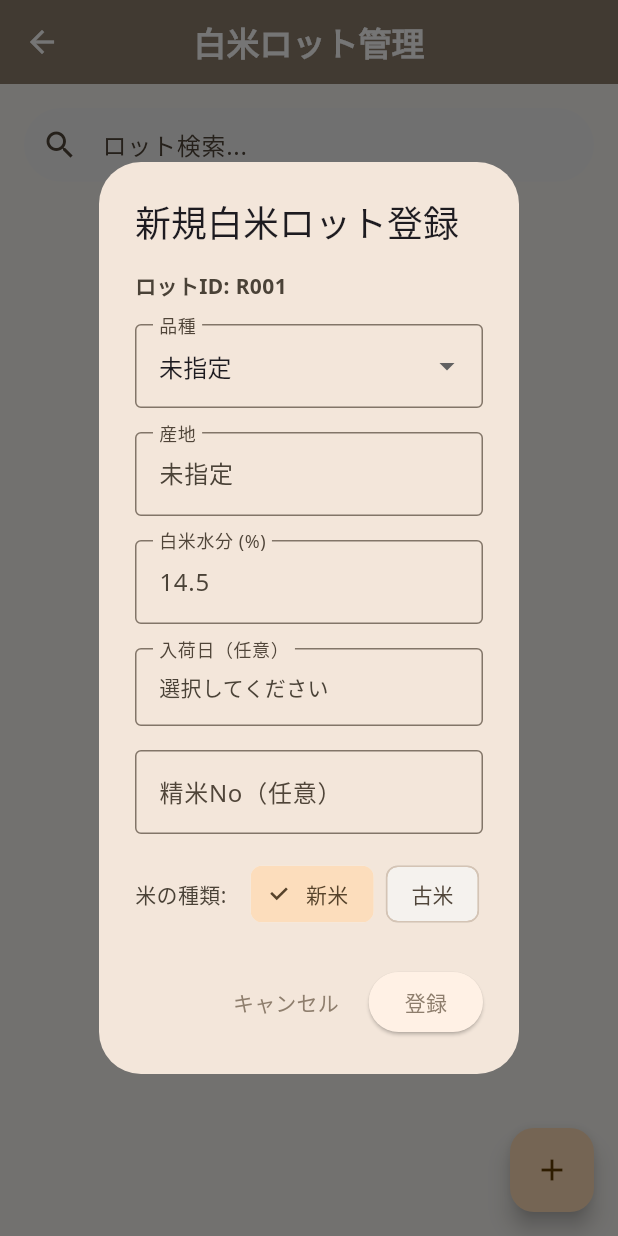
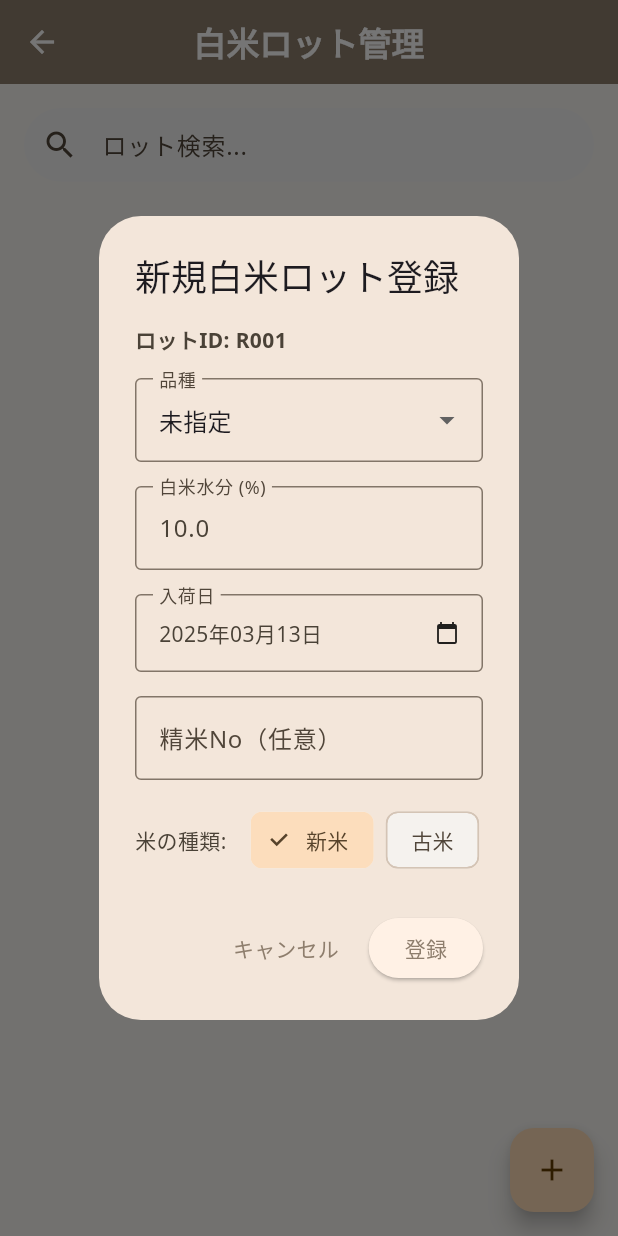
Before and after one commit to temtempughpugh/sake_brewing_app, a Flutter app: the RiceLotScreen screen opened directly, after a tap on "ロットを追加", on a phone screen of 412 x 824 dp. Run offline on Flutter 3.47's test engine with Material 3 defaults, Android fonts, the light colour scheme and no system bars; our stand-ins replace cloud_firestore, connectivity_plus, csv, file_picker, firebase_auth, firebase_core and 3 more; accounts and stored records are empty.

Commit message:
ローカルの変更を保存

```diff
--- a/lib/models/rice_data.dart
+++ b/lib/models/rice_data.dart
@@ -6,7 +6,6 @@ class RiceData {
   final String lotId;       // 自動生成のロットID
   final String riceType;    // 品種
   final String origin;      // 産地
-  final int polishingRatio; // 精米歩合（%）
   final DateTime? arrivalDate; // 入荷日（任意）
   final String? polishingNo;   // 精米ナンバー（任意）
   final double moisture;    // 白米水分（%）
@@ -18,7 +17,6 @@ class RiceData {
     required this.lotId,
     required this.riceType,
     required this.origin,
-    required this.polishingRatio,
     this.arrivalDate,
     this.polishingNo,
     required this.moisture,
@@ -32,7 +30,6 @@ class RiceData {
       'lotId': lotId,
       'riceType': riceType,
       'origin': origin,
-      'polishingRatio': polishingRatio,
       'arrivalDate': arrivalDate?.millisecondsSinceEpoch,
       'polishingNo': polishingNo,
       'moisture': moisture,
@@ -47,7 +44,6 @@ class RiceData {
       lotId: json['lotId'],
       riceType: json['riceType'],
       origin: json['origin'],
-      polishingRatio: json['polishingRatio'],
       arrivalDate: json['arrivalDate'] != null ?
         DateTime.fromMillisecondsSinceEpoch(json['arrivalDate']) : null,
       polishingNo: json['polishingNo'],
--- a/lib/screens/rice_lot_screen.dart
+++ b/lib/screens/rice_lot_screen.dart
@@ -6,7 +6,9 @@ import 'package:sake_brewing_app/models/rice_data.dart';
 import 'package:sake_brewing_app/models/rice_data_provider.dart';
 
 class RiceLotScreen extends StatefulWidget {
-  const RiceLotScreen({Key? key}) : super(key: key);
+  final String? initialRiceType;
+
+  const RiceLotScreen({Key? key, this.initialRiceType}) : super(key: key);
 
   @override
   State<RiceLotScreen> createState() => _RiceLotScreenState();
@@ -15,6 +17,17 @@ class RiceLotScreen extends StatefulWidget {
 class _RiceLotScreenState extends State<RiceLotScreen> {
   String _searchQuery = '';
 
+  @override
+  void initState() {
+    super.initState();
+
+    // 洗米画面から品種が指定されている場合、自動的にロット追加ダイアログを表示
+    WidgetsBinding.instance.addPostFrameCallback((_) {
+      if (widget.initialRiceType != null) {
+        _showAddLotDialog(context, preSelectedRiceType: widget.initialRiceType);
+      }
+    });
+  }
   @override
   Widget build(BuildContext context) {
     final provider = Provider.of<RiceDataProvider>(context);
@@ -182,7 +195,6 @@ class _RiceLotScreenState extends State<RiceLotScreen> {
                       crossAxisAlignment: CrossAxisAlignment.start,
                       children: [
                         // 精米歩合はそのまま表示します（モデルに必要なため）
-                        Text('精米歩合: ${lot.polishingRatio}%'),
                         const SizedBox(height: 4),
                         Text('白米水分: ${lot.moisture.toStringAsFixed(1)}%'),
                       ],
@@ -226,8 +238,6 @@ class _RiceLotScreenState extends State<RiceLotScreen> {
   final provider = Provider.of<RiceDataProvider>(context, listen: false);
 
   String riceType = lot.riceType;
-    String origin = lot.origin;
-    int polishingRatio = lot.polishingRatio; // 削除せず、表示しないだけ
   DateTime? arrivalDate = lot.arrivalDate;
   String? polishingNo = lot.polishingNo;
   double moisture = lot.moisture;
@@ -261,20 +271,11 @@ class _RiceLotScreenState extends State<RiceLotScreen> {
                 }
               },
             ),
+
+
             const SizedBox(height: 16),
 
-              // 産地
-              TextFormField(
-                decoration: const InputDecoration(
-                  labelText: '産地',
-                  border: OutlineInputBorder(),
-                ),
-                initialValue: origin,
-                onChanged: (value) {
-                  origin = value;
-                },
-              ),
-              const SizedBox(height: 16),
+            // 産地入力を削除
 
             // 精米歩合フィールドを削除
 
@@ -292,7 +293,7 @@ class _RiceLotScreenState extends State<RiceLotScreen> {
             ),
             const SizedBox(height: 16),
 
-              // 入荷日
+            // 入荷日 - InkWellに変更
             InkWell(
               onTap: () async {
                 final date = await showDatePicker(
@@ -307,13 +308,19 @@ class _RiceLotScreenState extends State<RiceLotScreen> {
               },
               child: InputDecorator(
                 decoration: const InputDecoration(
-                    labelText: '入荷日（任意）',
+                  labelText: '入荷日',
                   border: OutlineInputBorder(),
                 ),
-                  child: Text(
+                child: Row(
+                  mainAxisAlignment: MainAxisAlignment.spaceBetween,
+                  children: [
+                    Text(
                       arrivalDate != null
                           ? DateFormat('yyyy年MM月dd日').format(arrivalDate!)
                           : '選択してください',
+                    ),
+                    const Icon(Icons.calendar_today, size: 16),
+                  ],
                 ),
               ),
             ),
@@ -368,12 +375,11 @@ class _RiceLotScreenState extends State<RiceLotScreen> {
         ),
         ElevatedButton(
           onPressed: () {
-              // 更新したロットを作成
+            // 更新したロットを作成（精米歩合パラメータを削除）
             final updatedLot = RiceData(
               lotId: lot.lotId,
               riceType: riceType,
-                origin: origin,
-                polishingRatio: polishingRatio, // そのまま使用
+              origin: '未指定', // 産地は使用しないが固定値
               arrivalDate: arrivalDate,
               polishingNo: polishingNo,
               moisture: moisture,
@@ -398,18 +404,16 @@ class _RiceLotScreenState extends State<RiceLotScreen> {
   );
 }
 
-  // 白米ロット追加ダイアログ
-  Future<void> _showAddLotDialog(BuildContext context) async {
+Future<void> _showAddLotDialog(BuildContext context, {String? preSelectedRiceType}) async {
   final provider = Provider.of<RiceDataProvider>(context, listen: false);
   final newLotId = provider.generateNextLotId();
 
-    // デフォルト値の設定
-    String riceType = provider.riceTypes.isNotEmpty ? provider.riceTypes.first : '未指定';
-    String origin = '未指定';
-    int polishingRatio = 70; // 削除せず、表示しないだけ
-    DateTime? arrivalDate;
+  // デフォルト値の設定（初期品種があれば使用）
+  String riceType = preSelectedRiceType ??
+    (provider.riceTypes.isNotEmpty ? provider.riceTypes.first : '未指定');
+  DateTime arrivalDate = DateTime.now();
   String? polishingNo;
-    double moisture = 14.5;
+  double moisture = 10.0;
   bool isNew = true;
 
   await showDialog(
@@ -445,20 +449,9 @@ class _RiceLotScreenState extends State<RiceLotScreen> {
             ),
             const SizedBox(height: 16),
 
-              // 産地
-              TextFormField(
-                decoration: const InputDecoration(
-                  labelText: '産地',
-                  border: OutlineInputBorder(),
-                ),
-                initialValue: origin,
-                onChanged: (value) {
-                  origin = value;
-                },
-              ),
-              const SizedBox(height: 16),
+            // 産地入力を削除
 
-              // 精米歩合フィールドを削除
+            // 精米歩合フィールドも削除
 
             // 白米水分
             TextFormField(
@@ -479,7 +472,7 @@ class _RiceLotScreenState extends State<RiceLotScreen> {
               onTap: () async {
                 final date = await showDatePicker(
                   context: context,
-                    initialDate: DateTime.now(),
+                  initialDate: arrivalDate,
                   firstDate: DateTime(2020),
                   lastDate: DateTime(2030),
                 );
@@ -489,13 +482,17 @@ class _RiceLotScreenState extends State<RiceLotScreen> {
               },
               child: InputDecorator(
                 decoration: const InputDecoration(
-                    labelText: '入荷日（任意）',
+                  labelText: '入荷日',
                   border: OutlineInputBorder(),
                 ),
-                  child: Text(
-                    arrivalDate != null
-                        ? DateFormat('yyyy年MM月dd日').format(arrivalDate!)
-                        : '選択してください',
+                child: Row(
+                  mainAxisAlignment: MainAxisAlignment.spaceBetween,
+                  children: [
+                    Text(
+                      DateFormat('yyyy年MM月dd日').format(arrivalDate),
+                    ),
+                    const Icon(Icons.calendar_today, size: 16),
+                  ],
                 ),
               ),
             ),
@@ -549,12 +546,11 @@ class _RiceLotScreenState extends State<RiceLotScreen> {
         ),
         ElevatedButton(
           onPressed: () {
-              // 新しいロットを作成
+            // 新しいロットを作成（精米歩合フィールドを削除）
             final newLot = RiceData(
               lotId: newLotId,
               riceType: riceType,
-                origin: origin,
-                polishingRatio: polishingRatio, // そのまま使用
+              origin: '未指定', // 産地は使用しないが、モデルに必要なので固定値
               arrivalDate: arrivalDate,
               polishingNo: polishingNo,
               moisture: moisture,
@@ -619,7 +615,6 @@ class _RiceLotScreenState extends State<RiceLotScreen> {
                       _buildInfoItem('品種', lot.riceType),
                       _buildInfoItem('産地', lot.origin),
                       // 精米歩合は表示したまま
-                      _buildInfoItem('精米歩合', '${lot.polishingRatio}%'),
                       _buildInfoItem('白米水分', '${lot.moisture.toStringAsFixed(1)}%'),
                       if (lot.arrivalDate != null)
                         _buildInfoItem('入荷日', dateFormat.format(lot.arrivalDate!)),
@@ -889,7 +884,6 @@ class _RiceLotScreenState extends State<RiceLotScreen> {
                 lotId: lot.lotId,
                 riceType: lot.riceType,
                 origin: lot.origin,
-                polishingRatio: lot.polishingRatio,
                 arrivalDate: lot.arrivalDate,
                 polishingNo: lot.polishingNo,
                 moisture: lot.moisture,
```
Also changed, not shown: lib/main.dart (+20 -1 lines), lib/screens/washing_record_screen.dart (+33 -2 lines), lib/services/data_sync_service.dart (+10 -0 lines). Lines whose indentation alone changed are shown as unchanged.
